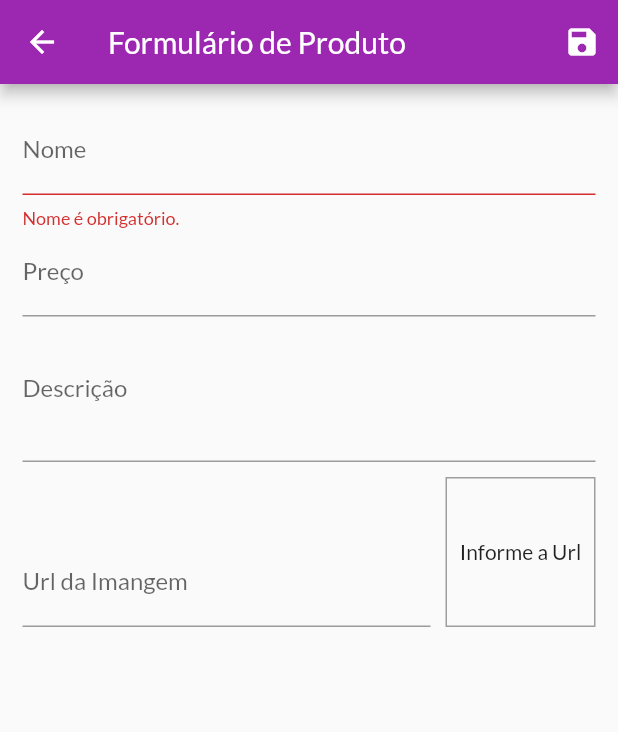
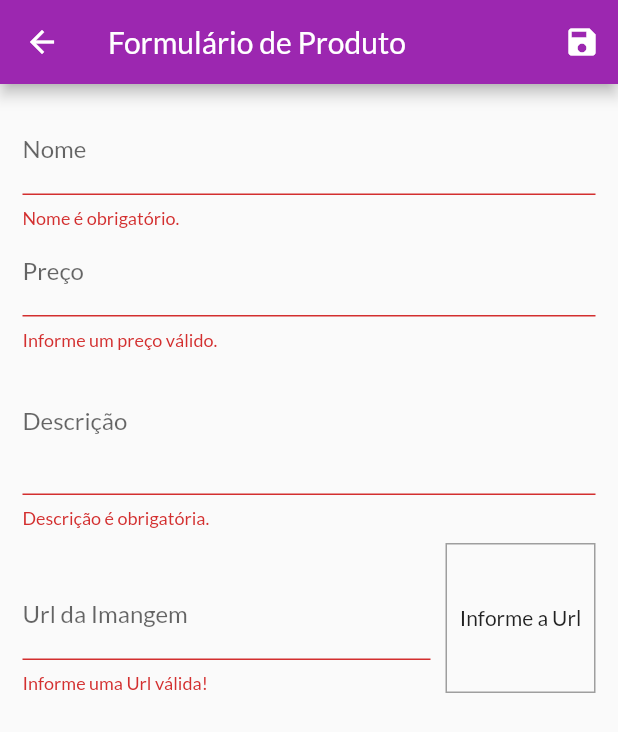
Before and after one commit to oscarbfs/Shop, a Flutter app: the ProductFormPage screen opened by its route, after a tap on the "save" icon, on a phone screen of 412 x 824 dp. Shown: the top 732 px of the screen. Run offline on Flutter 3.47's test engine with Material 2 defaults, Android fonts, the phone set to English and light mode, and no system bars; network calls fail.

Commit message:
Validação do Formulário #02

```diff
--- a/lib/pages/product_form_page.dart
+++ b/lib/pages/product_form_page.dart
@@ -35,6 +35,14 @@ class _ProductFormPageState extends State<ProductFormPage> {
 
   void updateImage() {
     setState(() {});
+  }
+
+  bool isValidImageUrl(String url) {
+    bool isValidUrl = Uri.tryParse(url)?.hasAbsolutePath ?? false;
+    bool endWithFile = url.toLowerCase().endsWith('.png') ||
+        url.toLowerCase().endsWith('.jpg') ||
+        url.toLowerCase().endsWith('.jpeg');
+    return isValidUrl && endWithFile;
   }
 
   void _submitForm() {
@@ -110,6 +118,15 @@ class _ProductFormPageState extends State<ProductFormPage> {
                   ),
                   onSaved: (price) =>
                       _formData['price'] = double.parse(price ?? '0'),
+                  validator: (_price) {
+                    final priceString = _price ?? '-1';
+                    final price = double.tryParse(priceString) ?? -1;
+
+                    if (price <= 0) {
+                      return 'Informe um preço válido.';
+                    }
+                    return null;
+                  },
                 ),
                 TextFormField(
                   decoration: InputDecoration(labelText: 'Descrição'),
@@ -118,6 +135,18 @@ class _ProductFormPageState extends State<ProductFormPage> {
                   maxLines: 3,
                   onSaved: (description) =>
                       _formData['description'] = description ?? '',
+                  validator: (_description) {
+                    final description = _description ?? '';
+
+                    if (description.trim().isEmpty) {
+                      return 'Descrição é obrigatória.';
+                    }
+
+                    if (description.trim().length < 10) {
+                      return 'A descrição precisa de no mínimo 10 letras.';
+                    }
+                    return null;
+                  },
                 ),
                 Row(
                   crossAxisAlignment: CrossAxisAlignment.end,
@@ -133,6 +162,15 @@ class _ProductFormPageState extends State<ProductFormPage> {
                         onFieldSubmitted: (_) => _submitForm(),
                         onSaved: (imageUrl) =>
                             _formData['imageUrl'] = imageUrl ?? '',
+                        validator: (_imageUrl) {
+                          final imageUrl = _imageUrl ?? '';
+
+                          if (!isValidImageUrl(imageUrl)) {
+                            return 'Informe uma Url válida!';
+                          }
+
+                          return null;
+                        },
                       ),
                     ),
                     Container(
```
